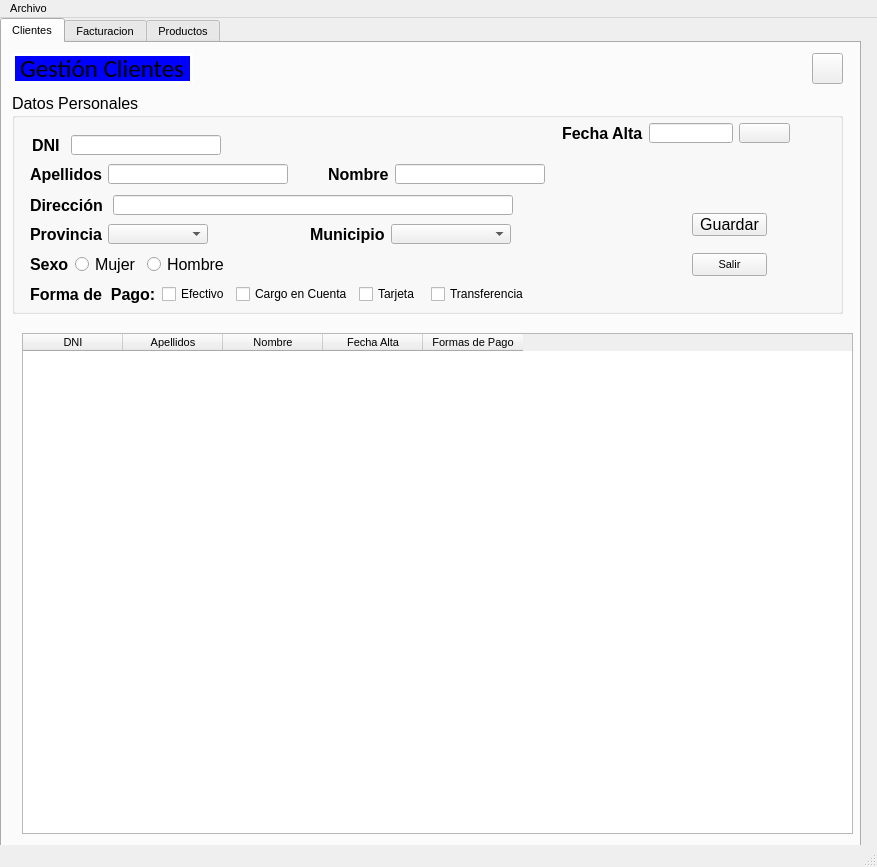
Before: the Qt Designer form window.ui in adrianv2001/vidalperez, drawn with Qt 5.
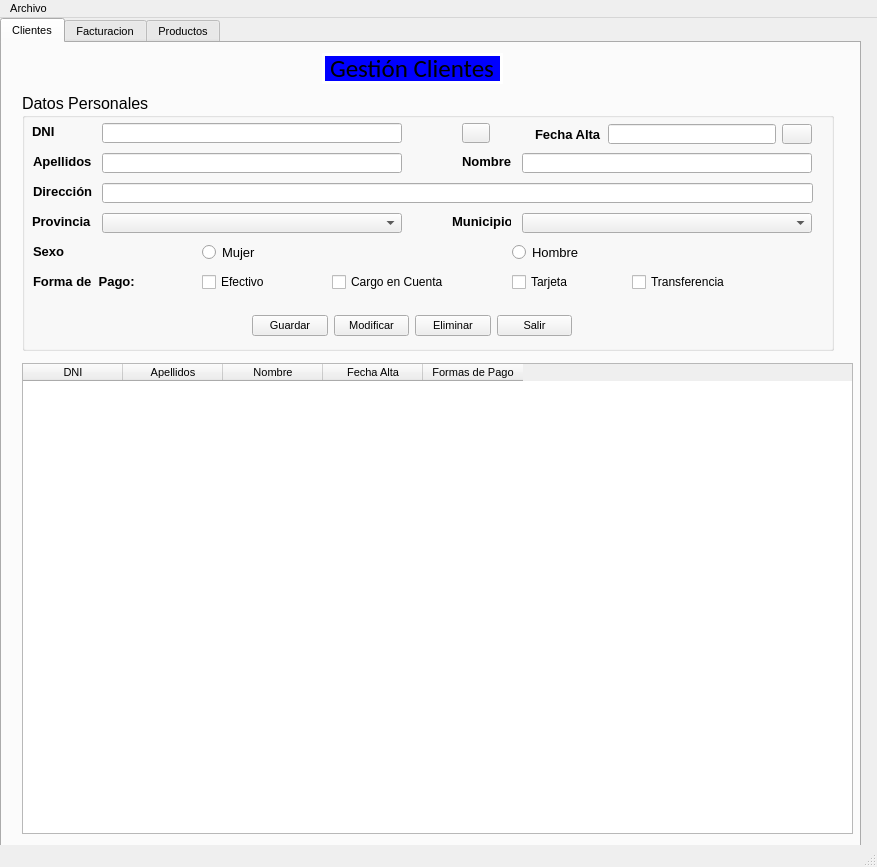
After: the same form once the commit is applied. Icons and pictures are not drawn.

Commit message: combo muni no funcionando

Diff of the .ui file:
```diff
--- a/window.ui
+++ b/window.ui
@@ -44,10 +44,10 @@
      <widget class="QGroupBox" name="groupBox">
       <property name="geometry">
        <rect>
-        <x>10</x>
+        <x>20</x>
         <y>50</y>
-        <width>831</width>
-        <height>221</height>
+        <width>812</width>
+        <height>258</height>
        </rect>
       </property>
       <property name="font">
@@ -61,12 +61,18 @@
       <widget class="QLabel" name="lblValidoDNI">
        <property name="geometry">
         <rect>
-         <x>230</x>
-         <y>40</y>
+         <x>390</x>
+         <y>30</y>
          <width>16</width>
          <height>19</height>
         </rect>
        </property>
+       <property name="maximumSize">
+        <size>
+         <width>30</width>
+         <height>30</height>
+        </size>
+       </property>
        <property name="font">
         <font>
          <pointsize>12</pointsize>
@@ -76,103 +82,88 @@
         <string/>
        </property>
       </widget>
-      <widget class="QWidget" name="layoutWidget">
+      <widget class="QPushButton" name="btnLimpiaCli">
        <property name="geometry">
         <rect>
-         <x>18</x>
-         <y>161</y>
-         <width>197</width>
+         <x>440</x>
+         <y>30</y>
+         <width>28</width>
          <height>20</height>
         </rect>
        </property>
        <property name="maximumSize">
         <size>
-         <width>16777215</width>
+         <width>30</width>
          <height>20</height>
         </size>
        </property>
-       <layout class="QHBoxLayout" name="horizontalLayout">
-        <item>
-         <widget class="QLabel" name="lblSexo">
+       <property name="text">
+        <string/>
+       </property>
+       <property name="icon">
+        <iconset>
+         <normaloff>img/recargas.png</normaloff>img/recargas.png</iconset>
+       </property>
+      </widget>
+      <widget class="QLabel" name="lblDNI">
+       <property name="geometry">
+        <rect>
+         <x>10</x>
+         <y>30</y>
+         <width>22</width>
+         <height>16</height>
+        </rect>
+       </property>
           <property name="maximumSize">
            <size>
-            <width>16777215</width>
-            <height>20</height>
+         <width>50</width>
+         <height>16777215</height>
            </size>
           </property>
           <property name="font">
            <font>
-            <pointsize>12</pointsize>
+         <pointsize>10</pointsize>
             <weight>75</weight>
             <bold>true</bold>
            </font>
           </property>
           <property name="text">
-           <string>Sexo</string>
-          </property>
-         </widget>
-        </item>
-        <item>
-         <widget class="QRadioButton" name="rbtFem">
-          <property name="maximumSize">
-           <size>
-            <width>16777215</width>
-            <height>20</height>
-           </size>
-          </property>
-          <property name="text">
-           <string>Mujer</string>
-          </property>
-          <attribute name="buttonGroup">
-           <string notr="true">rbtGroupSex</string>
-          </attribute>
-         </widget>
-        </item>
-        <item>
-         <widget class="QRadioButton" name="rbtHom">
-          <property name="maximumSize">
-           <size>
-            <width>16777215</width>
-            <height>20</height>
-           </size>
-          </property>
-          <property name="text">
-           <string>Hombre</string>
-          </property>
-          <property name="checked">
-           <bool>false</bool>
-          </property>
-          <property name="autoRepeat">
-           <bool>false</bool>
-          </property>
-          <attribute name="buttonGroup">
-           <string notr="true">rbtGroupSex</string>
-          </attribute>
-         </widget>
-        </item>
-       </layout>
-      </widget>
-      <widget class="QWidget" name="layoutWidget">
+        <string>DNI</string>
+       </property>
+      </widget>
+      <widget class="QLineEdit" name="txtDni">
        <property name="geometry">
         <rect>
-         <x>18</x>
-         <y>71</y>
-         <width>515</width>
+         <x>80</x>
+         <y>30</y>
+         <width>300</width>
          <height>20</height>
         </rect>
        </property>
        <property name="maximumSize">
         <size>
-         <width>16777215</width>
+         <width>300</width>
          <height>20</height>
         </size>
        </property>
-       <layout class="QHBoxLayout" name="NombreApellidos">
-        <property name="sizeConstraint">
-         <enum>QLayout::SetNoConstraint</enum>
-        </property>
-        <item>
+       <property name="font">
+        <font>
+         <pointsize>12</pointsize>
+        </font>
+       </property>
+       <property name="inputMethodHints">
+        <set>Qt::ImhPreferUppercase</set>
+       </property>
+      </widget>
          <widget class="QLabel" name="lblApel">
+       <property name="geometry">
+        <rect>
+         <x>11</x>
+         <y>60</y>
+         <width>58</width>
+         <height>16</height>
+        </rect>
+       </property>
           <property name="maximumSize">
            <size>
             <width>16777215</width>
@@ -181,7 +172,7 @@
           </property>
           <property name="font">
            <font>
-            <pointsize>12</pointsize>
+         <pointsize>10</pointsize>
             <weight>75</weight>
             <bold>true</bold>
            </font>
@@ -190,18 +181,24 @@
            <string>Apellidos</string>
           </property>
          </widget>
-        </item>
-        <item>
          <widget class="QLineEdit" name="txtApel">
+       <property name="geometry">
+        <rect>
+         <x>80</x>
+         <y>60</y>
+         <width>300</width>
+         <height>20</height>
+        </rect>
+       </property>
           <property name="minimumSize">
            <size>
-            <width>180</width>
+         <width>300</width>
             <height>20</height>
            </size>
           </property>
           <property name="maximumSize">
            <size>
-            <width>180</width>
+         <width>300</width>
             <height>20</height>
            </size>
           </property>
@@ -223,28 +220,15 @@
            <bool>false</bool>
           </property>
          </widget>
-        </item>
-        <item>
-         <spacer name="horizontalSpacer_4">
-          <property name="maximumSize">
-           <size>
-            <width>16777215</width>
-            <height>20</height>
-           </size>
-          </property>
-          <property name="orientation">
-           <enum>Qt::Horizontal</enum>
-          </property>
-          <property name="sizeHint" stdset="0">
-           <size>
-            <width>60</width>
-            <height>17</height>
-           </size>
-          </property>
-         </spacer>
-        </item>
-        <item>
          <widget class="QLabel" name="lblNome">
+       <property name="geometry">
+        <rect>
+         <x>440</x>
+         <y>60</y>
+         <width>49</width>
+         <height>16</height>
+        </rect>
+       </property>
           <property name="maximumSize">
            <size>
             <width>16777215</width>
@@ -253,7 +237,7 @@
           </property>
           <property name="font">
            <font>
-            <pointsize>12</pointsize>
+         <pointsize>10</pointsize>
             <weight>75</weight>
             <bold>true</bold>
            </font>
@@ -262,18 +246,24 @@
            <string>Nombre</string>
           </property>
          </widget>
-        </item>
-        <item>
          <widget class="QLineEdit" name="txtNome">
+       <property name="geometry">
+        <rect>
+         <x>500</x>
+         <y>60</y>
+         <width>290</width>
+         <height>20</height>
+        </rect>
+       </property>
           <property name="minimumSize">
            <size>
-            <width>150</width>
+         <width>290</width>
             <height>20</height>
            </size>
           </property>
           <property name="maximumSize">
            <size>
-            <width>150</width>
+         <width>300</width>
             <height>20</height>
            </size>
           </property>
@@ -286,27 +276,260 @@
            <set>Qt::ImhPreferUppercase</set>
           </property>
          </widget>
-        </item>
-       </layout>
+      <widget class="QLabel" name="lblDir">
+       <property name="geometry">
+        <rect>
+         <x>11</x>
+         <y>90</y>
+         <width>59</width>
+         <height>16</height>
+        </rect>
+       </property>
+       <property name="maximumSize">
+        <size>
+         <width>16777215</width>
+         <height>20</height>
+        </size>
+       </property>
+       <property name="font">
+        <font>
+         <pointsize>10</pointsize>
+         <weight>75</weight>
+         <bold>true</bold>
+        </font>
+       </property>
+       <property name="text">
+        <string>Dirección</string>
+       </property>
       </widget>
-      <widget class="QWidget" name="layoutWidget">
+      <widget class="QLineEdit" name="txtDir">
        <property name="geometry">
         <rect>
-         <x>18</x>
-         <y>191</y>
-         <width>499</width>
+         <x>80</x>
+         <y>90</y>
+         <width>711</width>
          <height>20</height>
         </rect>
        </property>
+       <property name="minimumSize">
+        <size>
+         <width>310</width>
+         <height>20</height>
+        </size>
+       </property>
        <property name="maximumSize">
         <size>
+         <width>720</width>
+         <height>20</height>
+        </size>
+       </property>
+       <property name="font">
+        <font>
+         <pointsize>12</pointsize>
+        </font>
+       </property>
+      </widget>
+      <widget class="QLabel" name="lblPro">
+       <property name="geometry">
+        <rect>
+         <x>10</x>
+         <y>120</y>
+         <width>59</width>
+         <height>16</height>
+        </rect>
+       </property>
+       <property name="maximumSize">
+        <size>
          <width>16777215</width>
          <height>20</height>
         </size>
        </property>
-       <layout class="QHBoxLayout" name="horizontalLayout_3">
-        <item>
+       <property name="font">
+        <font>
+         <pointsize>10</pointsize>
+         <weight>75</weight>
+         <bold>true</bold>
+        </font>
+       </property>
+       <property name="text">
+        <string>Provincia</string>
+       </property>
+      </widget>
+      <widget class="QComboBox" name="cmbProv">
+       <property name="geometry">
+        <rect>
+         <x>80</x>
+         <y>120</y>
+         <width>300</width>
+         <height>20</height>
+        </rect>
+       </property>
+       <property name="minimumSize">
+        <size>
+         <width>300</width>
+         <height>20</height>
+        </size>
+       </property>
+       <property name="maximumSize">
+        <size>
+         <width>300</width>
+         <height>20</height>
+        </size>
+       </property>
+       <property name="font">
+        <font>
+         <pointsize>10</pointsize>
+        </font>
+       </property>
+      </widget>
+      <widget class="QLabel" name="lblMun">
+       <property name="geometry">
+        <rect>
+         <x>430</x>
+         <y>120</y>
+         <width>59</width>
+         <height>16</height>
+        </rect>
+       </property>
+       <property name="maximumSize">
+        <size>
+         <width>16777215</width>
+         <height>20</height>
+        </size>
+       </property>
+       <property name="font">
+        <font>
+         <pointsize>10</pointsize>
+         <weight>75</weight>
+         <bold>true</bold>
+        </font>
+       </property>
+       <property name="text">
+        <string>Municipio</string>
+       </property>
+      </widget>
+      <widget class="QComboBox" name="cmbMun">
+       <property name="geometry">
+        <rect>
+         <x>500</x>
+         <y>120</y>
+         <width>290</width>
+         <height>20</height>
+        </rect>
+       </property>
+       <property name="minimumSize">
+        <size>
+         <width>290</width>
+         <height>20</height>
+        </size>
+       </property>
+       <property name="maximumSize">
+        <size>
+         <width>290</width>
+         <height>20</height>
+        </size>
+       </property>
+       <property name="font">
+        <font>
+         <pointsize>10</pointsize>
+        </font>
+       </property>
+      </widget>
+      <widget class="QLabel" name="lblSexo">
+       <property name="geometry">
+        <rect>
+         <x>11</x>
+         <y>150</y>
+         <width>31</width>
+         <height>16</height>
+        </rect>
+       </property>
+       <property name="maximumSize">
+        <size>
+         <width>16777215</width>
+         <height>20</height>
+        </size>
+       </property>
+       <property name="font">
+        <font>
+         <pointsize>10</pointsize>
+         <weight>75</weight>
+         <bold>true</bold>
+        </font>
+       </property>
+       <property name="text">
+        <string>Sexo</string>
+       </property>
+      </widget>
+      <widget class="QRadioButton" name="rbtFem">
+       <property name="geometry">
+        <rect>
+         <x>180</x>
+         <y>150</y>
+         <width>260</width>
+         <height>18</height>
+        </rect>
+       </property>
+       <property name="maximumSize">
+        <size>
+         <width>16777215</width>
+         <height>20</height>
+        </size>
+       </property>
+       <property name="font">
+        <font>
+         <pointsize>10</pointsize>
+        </font>
+       </property>
+       <property name="text">
+        <string>Mujer</string>
+       </property>
+       <attribute name="buttonGroup">
+        <string notr="true">rbtGroupSex</string>
+       </attribute>
+      </widget>
+      <widget class="QRadioButton" name="rbtHom">
+       <property name="geometry">
+        <rect>
+         <x>490</x>
+         <y>150</y>
+         <width>259</width>
+         <height>18</height>
+        </rect>
+       </property>
+       <property name="maximumSize">
+        <size>
+         <width>16777215</width>
+         <height>20</height>
+        </size>
+       </property>
+       <property name="font">
+        <font>
+         <pointsize>10</pointsize>
+        </font>
+       </property>
+       <property name="text">
+        <string>Hombre</string>
+       </property>
+       <property name="checked">
+        <bool>false</bool>
+       </property>
+       <property name="autoRepeat">
+        <bool>false</bool>
+       </property>
+       <attribute name="buttonGroup">
+        <string notr="true">rbtGroupSex</string>
+       </attribute>
+      </widget>
          <widget class="QLabel" name="lblFormaPago">
+       <property name="geometry">
+        <rect>
+         <x>11</x>
+         <y>180</y>
+         <width>104</width>
+         <height>16</height>
+        </rect>
+       </property>
           <property name="sizePolicy">
            <sizepolicy hsizetype="Expanding" vsizetype="Preferred">
             <horstretch>0</horstretch>
@@ -321,7 +544,7 @@
           </property>
           <property name="font">
            <font>
-            <pointsize>12</pointsize>
+         <pointsize>10</pointsize>
             <weight>75</weight>
             <bold>true</bold>
            </font>
@@ -330,9 +553,15 @@
            <string>Forma de  Pago:</string>
           </property>
          </widget>
-        </item>
-        <item>
          <widget class="QCheckBox" name="chkEfectivo">
+       <property name="geometry">
+        <rect>
+         <x>180</x>
+         <y>180</y>
+         <width>67</width>
+         <height>18</height>
+        </rect>
+       </property>
           <property name="sizePolicy">
            <sizepolicy hsizetype="Expanding" vsizetype="Fixed">
             <horstretch>0</horstretch>
@@ -357,9 +586,15 @@
            <string notr="true">chkGroupPago</string>
           </attribute>
          </widget>
-        </item>
-        <item>
          <widget class="QCheckBox" name="chkCargoCuenta">
+       <property name="geometry">
+        <rect>
+         <x>310</x>
+         <y>180</y>
+         <width>115</width>
+         <height>18</height>
+        </rect>
+       </property>
           <property name="sizePolicy">
            <sizepolicy hsizetype="Expanding" vsizetype="Fixed">
             <horstretch>0</horstretch>
@@ -384,9 +619,15 @@
            <string notr="true">chkGroupPago</string>
           </attribute>
          </widget>
-        </item>
-        <item>
          <widget class="QCheckBox" name="chkTarjeta">
+       <property name="geometry">
+        <rect>
+         <x>490</x>
+         <y>180</y>
+         <width>62</width>
+         <height>18</height>
+        </rect>
+       </property>
           <property name="sizePolicy">
            <sizepolicy hsizetype="Expanding" vsizetype="Fixed">
             <horstretch>0</horstretch>
@@ -411,9 +652,15 @@
            <string notr="true">chkGroupPago</string>
           </attribute>
          </widget>
-        </item>
-        <item>
          <widget class="QCheckBox" name="chkTransfer">
+       <property name="geometry">
+        <rect>
+         <x>610</x>
+         <y>180</y>
+         <width>96</width>
+         <height>18</height>
+        </rect>
+       </property>
           <property name="sizePolicy">
            <sizepolicy hsizetype="Expanding" vsizetype="Expanding">
             <horstretch>0</horstretch>
@@ -438,69 +685,16 @@
            <string notr="true">chkGroupPago</string>
           </attribute>
          </widget>
-        </item>
-       </layout>
-      </widget>
       <widget class="QWidget" name="layoutWidget">
        <property name="geometry">
         <rect>
-         <x>20</x>
-         <y>41</y>
-         <width>189</width>
+         <x>513</x>
+         <y>30</y>
+         <width>277</width>
          <height>22</height>
         </rect>
        </property>
-       <layout class="QHBoxLayout" name="horizontalLayout_6">
-        <item>
-         <widget class="QLabel" name="lblDNI">
-          <property name="font">
-           <font>
-            <pointsize>12</pointsize>
-            <weight>75</weight>
-            <bold>true</bold>
-           </font>
-          </property>
-          <property name="text">
-           <string>DNI</string>
-          </property>
-         </widget>
-        </item>
-        <item>
-         <widget class="QLineEdit" name="txtDni">
-          <property name="maximumSize">
-           <size>
-            <width>150</width>
-            <height>20</height>
-           </size>
-          </property>
-          <property name="font">
-           <font>
-            <pointsize>12</pointsize>
-           </font>
-          </property>
-          <property name="inputMethodHints">
-           <set>Qt::ImhPreferUppercase</set>
-          </property>
-         </widget>
-        </item>
-       </layout>
-      </widget>
-      <widget class="QWidget" name="layoutWidget">
-       <property name="geometry">
-        <rect>
-         <x>550</x>
-         <y>30</y>
-         <width>228</width>
-         <height>20</height>
-        </rect>
-       </property>
-       <property name="maximumSize">
-        <size>
-         <width>16777215</width>
-         <height>20</height>
-        </size>
-       </property>
-       <layout class="QHBoxLayout" name="horizontalLayout_4">
+       <layout class="QHBoxLayout" name="horizontalLayout">
         <item>
          <widget class="QLabel" name="lblFechAlta">
           <property name="maximumSize">
@@ -511,7 +705,7 @@
           </property>
           <property name="font">
            <font>
-            <pointsize>12</pointsize>
+            <pointsize>10</pointsize>
             <weight>75</weight>
             <bold>true</bold>
            </font>
@@ -525,7 +719,7 @@
          <widget class="QLineEdit" name="txtFechAlta">
           <property name="maximumSize">
            <size>
-            <width>100</width>
+            <width>200</width>
             <height>20</height>
            </size>
           </property>
@@ -541,7 +735,7 @@
          <widget class="QPushButton" name="btnCalendar">
           <property name="maximumSize">
            <size>
-            <width>16777215</width>
+            <width>30</width>
             <height>20</height>
            </size>
           </property>
@@ -556,224 +750,14 @@
         </item>
        </layout>
       </widget>
-      <widget class="QWidget" name="layoutWidget">
-       <property name="geometry">
-        <rect>
-         <x>18</x>
-         <y>131</y>
-         <width>481</width>
-         <height>20</height>
-        </rect>
-       </property>
-       <property name="maximumSize">
-        <size>
-         <width>16777215</width>
-         <height>20</height>
-        </size>
-       </property>
-       <layout class="QHBoxLayout" name="horizontalLayout_5">
-        <item>
-         <widget class="QLabel" name="lblPro">
-          <property name="maximumSize">
-           <size>
-            <width>16777215</width>
-            <height>20</height>
-           </size>
-          </property>
-          <property name="font">
-           <font>
-            <pointsize>12</pointsize>
-            <weight>75</weight>
-            <bold>true</bold>
-           </font>
-          </property>
-          <property name="text">
-           <string>Provincia</string>
-          </property>
-         </widget>
-        </item>
-        <item>
-         <widget class="QComboBox" name="cmbProv">
-          <property name="minimumSize">
-           <size>
-            <width>100</width>
-            <height>20</height>
-           </size>
-          </property>
-          <property name="maximumSize">
-           <size>
-            <width>100</width>
-            <height>20</height>
-           </size>
-          </property>
-          <property name="font">
-           <font>
-            <pointsize>10</pointsize>
-           </font>
-          </property>
-         </widget>
-        </item>
-        <item>
-         <spacer name="horizontalSpacer_3">
-          <property name="maximumSize">
-           <size>
-            <width>16777215</width>
-            <height>20</height>
-           </size>
-          </property>
-          <property name="orientation">
-           <enum>Qt::Horizontal</enum>
-          </property>
-          <property name="sizeHint" stdset="0">
-           <size>
-            <width>60</width>
-            <height>20</height>
-           </size>
-          </property>
-         </spacer>
-        </item>
-        <item>
-         <widget class="QLabel" name="lblMun">
-          <property name="maximumSize">
-           <size>
-            <width>16777215</width>
-            <height>20</height>
-           </size>
-          </property>
-          <property name="font">
-           <font>
-            <pointsize>12</pointsize>
-            <weight>75</weight>
-            <bold>true</bold>
-           </font>
-          </property>
-          <property name="text">
-           <string>Municipio</string>
-          </property>
-         </widget>
-        </item>
-        <item>
-         <widget class="QComboBox" name="cmbMun">
-          <property name="minimumSize">
-           <size>
-            <width>120</width>
-            <height>20</height>
-           </size>
-          </property>
-          <property name="maximumSize">
-           <size>
-            <width>100</width>
-            <height>20</height>
-           </size>
-          </property>
-          <property name="font">
-           <font>
-            <pointsize>10</pointsize>
-           </font>
-          </property>
-         </widget>
-        </item>
-       </layout>
-      </widget>
-      <widget class="QWidget" name="layoutWidget">
-       <property name="geometry">
-        <rect>
-         <x>18</x>
-         <y>102</y>
-         <width>483</width>
-         <height>20</height>
-        </rect>
-       </property>
-       <property name="maximumSize">
-        <size>
-         <width>16777215</width>
-         <height>20</height>
-        </size>
-       </property>
-       <layout class="QHBoxLayout" name="horizontalLayout_2">
-        <item>
-         <widget class="QLabel" name="lblDir">
-          <property name="maximumSize">
-           <size>
-            <width>16777215</width>
-            <height>20</height>
-           </size>
-          </property>
-          <property name="font">
-           <font>
-            <pointsize>12</pointsize>
-            <weight>75</weight>
-            <bold>true</bold>
-           </font>
-          </property>
-          <property name="text">
-           <string>Dirección</string>
-          </property>
-         </widget>
-        </item>
-        <item>
-         <widget class="QLineEdit" name="txtDir">
-          <property name="minimumSize">
-           <size>
-            <width>400</width>
-            <height>20</height>
-           </size>
-          </property>
-          <property name="maximumSize">
-           <size>
-            <width>400</width>
-            <height>20</height>
-           </size>
-          </property>
-          <property name="font">
-           <font>
-            <pointsize>12</pointsize>
-           </font>
-          </property>
-         </widget>
-        </item>
-       </layout>
-      </widget>
-      <widget class="QPushButton" name="btnGrabaCli">
-       <property name="geometry">
-        <rect>
-         <x>680</x>
-         <y>120</y>
-         <width>75</width>
-         <height>23</height>
-        </rect>
-       </property>
-       <property name="text">
-        <string>Guardar</string>
-       </property>
-      </widget>
-      <widget class="QPushButton" name="btnSalir">
-       <property name="geometry">
-        <rect>
-         <x>680</x>
-         <y>160</y>
-         <width>75</width>
-         <height>23</height>
-        </rect>
-       </property>
-       <property name="font">
-        <font>
-         <family>Arial</family>
-         <pointsize>8</pointsize>
-        </font>
-       </property>
-       <property name="text">
-        <string>Salir</string>
-       </property>
-      </widget>
      </widget>
      <widget class="QTableWidget" name="tabClientes">
       <property name="geometry">
        <rect>
         <x>20</x>
-        <y>290</y>
+        <y>320</y>
         <width>831</width>
-        <height>501</height>
+        <height>471</height>
        </rect>
       </property>
       <property name="alternatingRowColors">
@@ -808,7 +792,7 @@
      <widget class="QLabel" name="lblClientes">
       <property name="geometry">
        <rect>
-        <x>10</x>
+        <x>320</x>
         <y>10</y>
         <width>181</width>
         <height>31</height>
@@ -840,22 +824,51 @@
        <string>Gestión Clientes</string>
       </property>
      </widget>
-     <widget class="QPushButton" name="btnLimpiaCli">
+     <widget class="QWidget" name="layoutWidget">
       <property name="geometry">
        <rect>
-        <x>810</x>
-        <y>10</y>
-        <width>31</width>
-        <height>31</height>
+        <x>250</x>
+        <y>270</y>
+        <width>320</width>
+        <height>25</height>
        </rect>
       </property>
+      <layout class="QHBoxLayout" name="horizontalLayout_7">
+       <item>
+        <widget class="QPushButton" name="btnGrabaCli">
       <property name="text">
-       <string/>
-      </property>
-      <property name="icon">
-       <iconset>
-        <normaloff>img/recargas.png</normaloff>img/recargas.png</iconset>
-      </property>
+          <string>Guardar</string>
+         </property>
+        </widget>
+       </item>
+       <item>
+        <widget class="QPushButton" name="btnModifCli">
+         <property name="text">
+          <string>Modificar</string>
+         </property>
+        </widget>
+       </item>
+       <item>
+        <widget class="QPushButton" name="btnBajaCli">
+         <property name="text">
+          <string>Eliminar</string>
+         </property>
+        </widget>
+       </item>
+       <item>
+        <widget class="QPushButton" name="btnSalir">
+         <property name="font">
+          <font>
+           <family>Arial</family>
+           <pointsize>8</pointsize>
+          </font>
+         </property>
+         <property name="text">
+          <string>Salir</string>
+         </property>
+        </widget>
+       </item>
+      </layout>
      </widget>
     </widget>
     <widget class="QWidget" name="tabFacturacion">
```
Left out of the diff: 2 changed lines with no effect on the pictures. Lines whose indentation alone changed are shown as unchanged. The commit also changes 7 other files.
